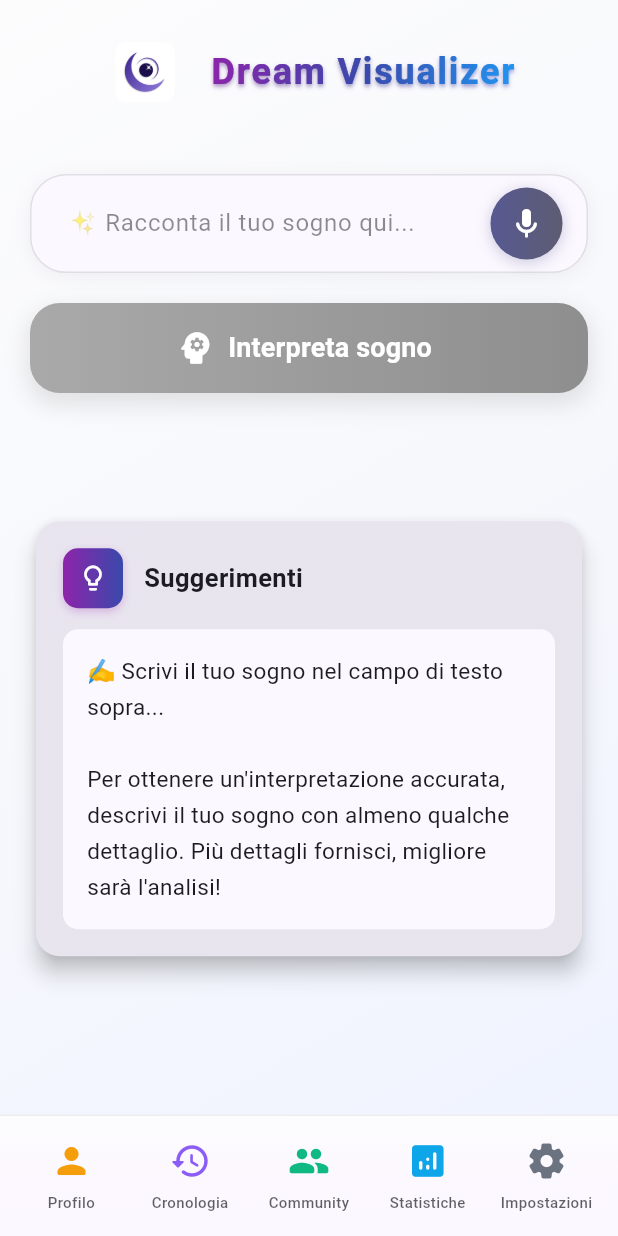
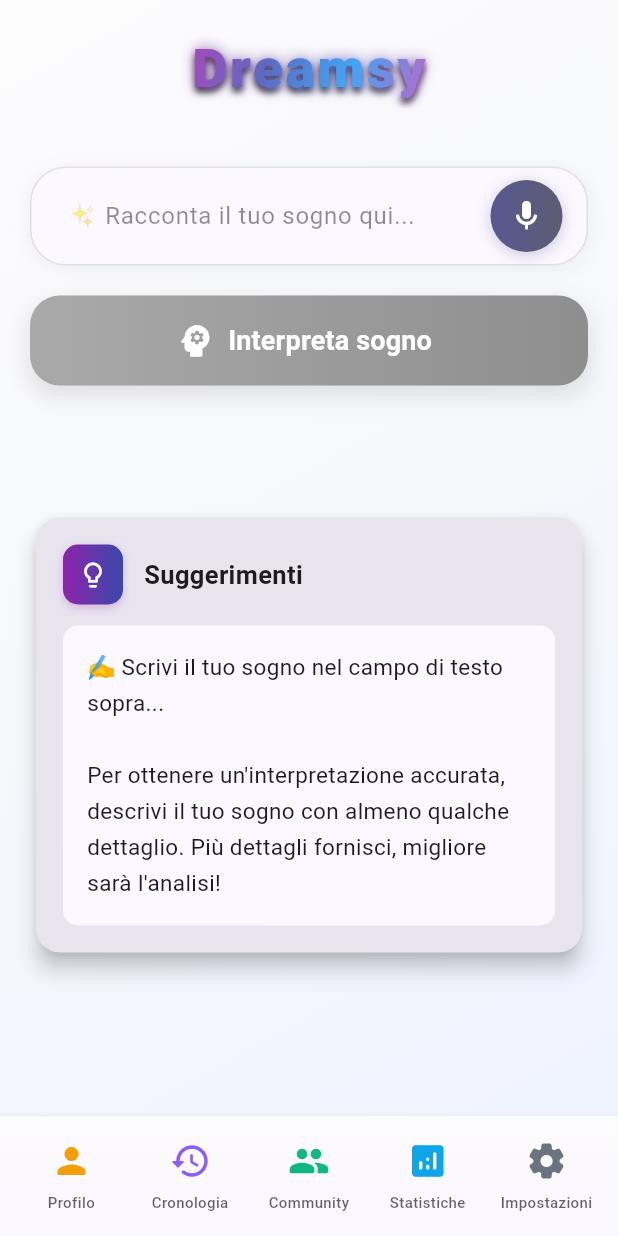
Before and after one commit to gianfrizio/Dream-Visualizer, a Flutter app: the screen it shows after launch, on a phone screen of 412 x 824 dp. Run offline on Flutter 3.47's test engine with Material 3 defaults, Android fonts, the light colour scheme and no system bars; our stand-ins replace cloud_firestore, firebase_auth, fl_chart, local_auth, share_plus, shared_preferences and 1 more; missing offline and left inert: encrypt; accounts and stored records are empty; statements that could not run were skipped.

Commit message:
Major UI overhaul: App rebranding to Dreamsy with spectacular header and adaptive icons
- Rebranded app from Dream Visualizer to Dreamsy
- Created spectacular header with gradient rainbow text effects
- Added adaptive icon support with custom background/foreground
- Enhanced text styling with advanced shadows and ShaderMask
- Updated app name across all platforms (Android, iOS)
- Improved localization for new branding
- Removed icon clutter from header for cleaner design
- Implemented theme-adaptive styling for better visibility

```diff
--- a/lib/l10n/app_localizations.dart
+++ b/lib/l10n/app_localizations.dart
@@ -15,7 +15,7 @@ class AppLocalizations {
   // Traduzioni per l'app
   static final Map<String, Map<String, String>> _localizedValues = {
     'it': {
-      'appTitle': 'Dream Visualizer',
+      'appTitle': 'Dreamsy',
       'dreamInterpretation': 'Interpretazione dei Sogni',
       'tapToRecord': 'Pronto per registrare',
       'recording': 'Registrazione in corso...',
@@ -314,7 +314,8 @@ class AppLocalizations {
       'languageSelection': 'Selezione Lingua',
       'about': 'Informazioni',
       'appVersion': 'Versione App',
-      'aboutAppDescription': 'Dream Visualizer ti aiuta a interpretare e visualizzare i tuoi sogni usando l\'intelligenza artificiale.',
+      'aboutAppDescription':
+          'Dream Visualizer ti aiuta a interpretare e visualizzare i tuoi sogni usando l\'intelligenza artificiale.',
 
       // Profile page sections - Italian
       'personalInfo': 'Informazioni Personali',
@@ -327,10 +328,13 @@ class AppLocalizations {
       'appInfoAndVersion': 'Informazioni sull\'app e versione',
 
       // Profile dialog messages - Italian
-      'personalInfoDialog': 'Questa funzionalità sarà disponibile presto per permetterti di modificare le tue informazioni personali.',
-      'privacySettingsDialog': 'Gestisci le tue impostazioni di privacy e sicurezza. Questa funzionalità sarà disponibile presto.',
+      'personalInfoDialog':
+          'Questa funzionalità sarà disponibile presto per permetterti di modificare le tue informazioni personali.',
+      'privacySettingsDialog':
+          'Gestisci le tue impostazioni di privacy e sicurezza. Questa funzionalità sarà disponibile presto.',
       'notificationSettingsTitle': 'Impostazioni Notifiche',
-      'notificationSettingsDialog': 'Personalizza le tue notifiche. Questa funzionalità sarà disponibile presto.',
+      'notificationSettingsDialog':
+          'Personalizza le tue notifiche. Questa funzionalità sarà disponibile presto.',
       'ok': 'OK',
 
       // Delete confirmation dialog - Italian
@@ -346,7 +350,7 @@ class AppLocalizations {
       'clear': 'Cancella',
     },
     'en': {
-      'appTitle': 'Dream Visualizer',
+      'appTitle': 'Dreamsy',
       'dreamInterpretation': 'Dream Interpretation',
       'tapToRecord': 'Tap to record your dream',
       'recording': 'Recording...',
@@ -641,7 +645,8 @@ class AppLocalizations {
       'languageSelection': 'Language Selection',
       'about': 'About',
       'appVersion': 'App Version',
-      'aboutAppDescription': 'Dream Visualizer helps you interpret and visualize your dreams using artificial intelligence.',
+      'aboutAppDescription':
+          'Dream Visualizer helps you interpret and visualize your dreams using artificial intelligence.',
 
       // Profile page sections - English
       'personalInfo': 'Personal Information',
@@ -654,10 +659,13 @@ class AppLocalizations {
       'appInfoAndVersion': 'App information and version',
 
       // Profile dialog messages - English
-      'personalInfoDialog': 'This feature will be available soon to allow you to edit your personal information.',
-      'privacySettingsDialog': 'Manage your privacy and security settings. This feature will be available soon.',
+      'personalInfoDialog':
+          'This feature will be available soon to allow you to edit your personal information.',
+      'privacySettingsDialog':
+          'Manage your privacy and security settings. This feature will be available soon.',
       'notificationSettingsTitle': 'Notification Settings',
-      'notificationSettingsDialog': 'Customize your notifications. This feature will be available soon.',
+      'notificationSettingsDialog':
+          'Customize your notifications. This feature will be available soon.',
       'ok': 'OK',
 
       // Delete confirmation dialog - English
@@ -977,15 +985,18 @@ class AppLocalizations {
   String get privacySecurity => translate('privacySecurity');
   String get managePrivacySettings => translate('managePrivacySettings');
   String get notifications => translate('notifications');
-  String get manageNotificationSettings => translate('manageNotificationSettings');
+  String get manageNotificationSettings =>
+      translate('manageNotificationSettings');
   String get aboutApp => translate('aboutApp');
   String get appInfoAndVersion => translate('appInfoAndVersion');
 
   // Profile dialog messages getters
   String get personalInfoDialog => translate('personalInfoDialog');
   String get privacySettingsDialog => translate('privacySettingsDialog');
-  String get notificationSettingsTitle => translate('notificationSettingsTitle');
-  String get notificationSettingsDialog => translate('notificationSettingsDialog');
+  String get notificationSettingsTitle =>
+      translate('notificationSettingsTitle');
+  String get notificationSettingsDialog =>
+      translate('notificationSettingsDialog');
   String get ok => translate('ok');
 
   // Delete confirmation dialog getters
--- a/lib/main.dart
+++ b/lib/main.dart
@@ -71,7 +71,7 @@ class DreamApp extends StatelessWidget {
       listenable: Listenable.merge([languageService, themeService]),
       builder: (context, child) {
         return MaterialApp(
-          title: 'Dream Visualizer',
+          title: 'Dreamsy',
           debugShowCheckedModeBanner: false,
           locale: languageService.currentLocale,
           localizationsDelegates: const [
@@ -611,7 +611,6 @@ class _DreamHomePageState extends State<DreamHomePage> {
     }
   }
 
-
   @override
   Widget build(BuildContext context) {
     final theme = Theme.of(context);
@@ -646,73 +645,48 @@ class _DreamHomePageState extends State<DreamHomePage> {
           child: SafeArea(
             child: Column(
               children: [
-                // Header con logo e titolo centrati
+                // Header con titolo centrato
                 Container(
                   padding: const EdgeInsets.all(20),
-                  child: Row(
-                    mainAxisAlignment: MainAxisAlignment.center,
-                    children: [
-                      Container(
-                        padding: const EdgeInsets.all(8),
-                        decoration: BoxDecoration(
-                          color: theme.brightness == Brightness.dark
-                              ? Colors.white.withOpacity(0.1)
-                              : Colors.transparent,
-                          borderRadius: BorderRadius.circular(12),
-                          boxShadow: theme.brightness == Brightness.dark
-                              ? [
-                                  BoxShadow(
-                                    color: Colors.black.withOpacity(0.1),
-                                    blurRadius: 8,
-                                    offset: const Offset(0, 4),
-                                  ),
-                                ]
-                              : [],
-                        ),
-                        child: ClipRRect(
-                          borderRadius: BorderRadius.circular(8),
-                          child: Image.asset(
-                            'assets/icon/app_icon.png',
-                            width: 40,
-                            height: 40,
-                            fit: BoxFit.cover,
-                          ),
-                        ),
-                      ),
-                      const SizedBox(width: 16),
-                      ShaderMask(
+                  child: Center(
+                    child: ShaderMask(
                       shaderCallback: (bounds) => LinearGradient(
                         colors: [
-                            Colors.purple.shade600,
-                            Colors.indigo.shade600,
-                            Colors.blue.shade500,
+                          Colors.purple.shade400,
+                          Colors.indigo.shade400,
+                          Colors.blue.shade400,
+                          Colors.purple.shade300,
                         ],
                         begin: Alignment.topLeft,
                         end: Alignment.bottomRight,
                       ).createShader(bounds),
                       child: Text(
-                          'Dream Visualizer',
+                        'Dreamsy',
                         style: TextStyle(
-                            fontSize: 24,
-                            fontWeight: FontWeight.bold,
+                          fontSize: 36,
+                          fontWeight: FontWeight.w900,
                           color: Colors.white,
-                            letterSpacing: 1.2,
+                          letterSpacing: 2.0,
                           shadows: [
                             Shadow(
-                                offset: const Offset(0, 2),
-                                blurRadius: 4,
-                                color: Colors.purple.withOpacity(0.3),
+                              offset: const Offset(0, 3),
+                              blurRadius: 6,
+                              color: Colors.black.withOpacity(0.8),
                             ),
                             Shadow(
-                                offset: const Offset(0, 1),
-                                blurRadius: 2,
-                                color: Colors.indigo.withOpacity(0.2),
+                              offset: const Offset(0, 0),
+                              blurRadius: 12,
+                              color: Colors.purple.withOpacity(0.6),
+                            ),
+                            Shadow(
+                              offset: const Offset(2, 2),
+                              blurRadius: 3,
+                              color: Colors.white.withOpacity(0.3),
                             ),
                           ],
                         ),
                       ),
                     ),
-                    ],
                   ),
                 ),
 
@@ -759,15 +733,13 @@ class _DreamHomePageState extends State<DreamHomePage> {
         ), // Chiusura Container e GestureDetector
       ), // Chiusura body
       bottomNavigationBar: _buildBottomMenu(theme, localizations),
-      resizeToAvoidBottomInset: false, // Evita che il menu si muova con la tastiera
+      resizeToAvoidBottomInset:
+          false, // Evita che il menu si muova con la tastiera
     );
   }
 
   // Bottom Menu fisso integrato con lo sfondo
-  Widget _buildBottomMenu(
-    ThemeData theme,
-    AppLocalizations localizations,
-  ) {
+  Widget _buildBottomMenu(ThemeData theme, AppLocalizations localizations) {
     return Container(
       decoration: BoxDecoration(
         gradient: LinearGradient(
@@ -802,7 +774,8 @@ class _DreamHomePageState extends State<DreamHomePage> {
                     _textFieldFocusNode.unfocus();
                     Navigator.of(context).push(
                       MaterialPageRoute(
-                        builder: (context) => ProfilePage(themeService: widget.themeService),
+                        builder: (context) =>
+                            ProfilePage(themeService: widget.themeService),
                       ),
                     );
                   },
@@ -874,7 +847,8 @@ class _DreamHomePageState extends State<DreamHomePage> {
                     _textFieldFocusNode.unfocus();
                     Navigator.of(context).push(
                       MaterialPageRoute(
-                        builder: (context) => SettingsPage(themeService: widget.themeService),
+                        builder: (context) =>
+                            SettingsPage(themeService: widget.themeService),
                       ),
                     );
                   },
@@ -905,11 +879,7 @@ class _DreamHomePageState extends State<DreamHomePage> {
           mainAxisSize: MainAxisSize.min,
           mainAxisAlignment: MainAxisAlignment.center,
           children: [
-            Icon(
-              icon,
-              color: color,
-              size: 28,
-            ),
+            Icon(icon, color: color, size: 28),
             const SizedBox(height: 6),
             Text(
               label,
@@ -1132,7 +1102,8 @@ class _DreamHomePageState extends State<DreamHomePage> {
             ],
           ),
           child: ElevatedButton.icon(
-            onPressed: _isTextValidForInterpretation() ? () {
+            onPressed: _isTextValidForInterpretation()
+                ? () {
                     // Naviga alla pagina di interpretazione
                     Navigator.of(context).push(
                       MaterialPageRoute(
@@ -1142,7 +1113,8 @@ class _DreamHomePageState extends State<DreamHomePage> {
                         ),
                       ),
                     );
-            } : null,
+                  }
+                : null,
             style: ElevatedButton.styleFrom(
               backgroundColor: Colors.transparent,
               shadowColor: Colors.transparent,
@@ -1165,8 +1137,6 @@ class _DreamHomePageState extends State<DreamHomePage> {
             ),
           ),
         ),
-
-
       ],
     );
   }
@@ -1255,8 +1225,6 @@ class _DreamHomePageState extends State<DreamHomePage> {
       ),
     );
   }
-
-
 
   Widget _buildDreamImageCard(ThemeData theme, AppLocalizations localizations) {
     return Card(
--- a/lib/pages/dream_interpretation_page.dart
+++ b/lib/pages/dream_interpretation_page.dart
@@ -16,7 +16,8 @@ class DreamInterpretationPage extends StatefulWidget {
   });
 
   @override
-  State<DreamInterpretationPage> createState() => _DreamInterpretationPageState();
+  State<DreamInterpretationPage> createState() =>
+      _DreamInterpretationPageState();
 }
 
 class _DreamInterpretationPageState extends State<DreamInterpretationPage>
@@ -49,13 +50,12 @@ class _DreamInterpretationPageState extends State<DreamInterpretationPage>
       vsync: this,
     );
 
-    _sleepAnimation = Tween<double>(
-      begin: 0.8,
-      end: 1.1,
-    ).animate(CurvedAnimation(
+    _sleepAnimation = Tween<double>(begin: 0.8, end: 1.1).animate(
+      CurvedAnimation(
         parent: _sleepAnimationController,
         curve: Curves.easeInOut,
-    ));
+      ),
+    );
 
     _fadeAnimation = Tween<double>(
       begin: 0.0,
@@ -104,7 +104,6 @@ class _DreamInterpretationPageState extends State<DreamInterpretationPage>
 
       // Salva automaticamente il sogno
       await _saveDreamAutomatically(interpretation, image);
-
     } catch (e) {
       setState(() {
         _interpretation = "Errore durante l'interpretazione: $e";
@@ -115,7 +114,10 @@ class _DreamInterpretationPageState extends State<DreamInterpretationPage>
     }
   }
 
-  Future<void> _saveDreamAutomatically(String interpretation, String imageUrl) async {
+  Future<void> _saveDreamAutomatically(
+    String interpretation,
+    String imageUrl,
+  ) async {
     try {
       final dream = SavedDream(
         id: DateTime.now().millisecondsSinceEpoch.toString(),
@@ -163,14 +165,8 @@ class _DreamInterpretationPageState extends State<DreamInterpretationPage>
             begin: Alignment.topCenter,
             end: Alignment.bottomCenter,
             colors: theme.brightness == Brightness.light
-                ? [
-                    const Color(0xFFF8F9FF),
-                    const Color(0xFFE8EAFF),
-                  ]
-                : [
-                    const Color(0xFF0F172A),
-                    const Color(0xFF1E293B),
-                  ],
+                ? [const Color(0xFFF8F9FF), const Color(0xFFE8EAFF)]
+                : [const Color(0xFF0F172A), const Color(0xFF1E293B)],
           ),
         ),
         child: _isComplete
@@ -180,7 +176,10 @@ class _DreamInterpretationPageState extends State<DreamInterpretationPage>
     );
   }
 
-  Widget _buildLoadingAnimation(ThemeData theme, AppLocalizations localizations) {
+  Widget _buildLoadingAnimation(
+    ThemeData theme,
+    AppLocalizations localizations,
+  ) {
     return Center(
       child: Column(
         mainAxisAlignment: MainAxisAlignment.center,
@@ -231,7 +230,9 @@ class _DreamInterpretationPageState extends State<DreamInterpretationPage>
             height: 60,
             child: CircularProgressIndicator(
               strokeWidth: 4,
-              valueColor: AlwaysStoppedAnimation<Color>(theme.colorScheme.primary),
+              valueColor: AlwaysStoppedAnimation<Color>(
+                theme.colorScheme.primary,
+              ),
             ),
           ),
 
@@ -250,7 +251,10 @@ class _DreamInterpretationPageState extends State<DreamInterpretationPage>
     );
   }
 
-  Widget _buildCompletedInterpretation(ThemeData theme, AppLocalizations localizations) {
+  Widget _buildCompletedInterpretation(
+    ThemeData theme,
+    AppLocalizations localizations,
+  ) {
     return FadeTransition(
       opacity: _fadeAnimation,
       child: SingleChildScrollView(
@@ -369,9 +373,7 @@ class _DreamInterpretationPageState extends State<DreamInterpretationPage>
                           color: theme.colorScheme.surfaceVariant,
                           borderRadius: BorderRadius.circular(16),
                         ),
-                        child: const Center(
-                          child: CircularProgressIndicator(),
-                        ),
+                        child: const Center(child: CircularProgressIndicator()),
                       );
                     },
                     errorBuilder: (context, error, stackTrace) {
--- a/lib/pages/profile_page.dart
+++ b/lib/pages/profile_page.dart
@@ -82,10 +82,7 @@ class ProfilePage extends StatelessWidget {
       padding: const EdgeInsets.all(24),
       decoration: BoxDecoration(
         gradient: LinearGradient(
-          colors: [
-            theme.colorScheme.primary,
-            theme.colorScheme.secondary,
-          ],
+          colors: [theme.colorScheme.primary, theme.colorScheme.secondary],
         ),
         borderRadius: BorderRadius.circular(20),
       ),
@@ -157,11 +154,7 @@ class ProfilePage extends StatelessWidget {
                   color: color.withOpacity(0.1),
                   borderRadius: BorderRadius.circular(12),
                 ),
-                child: Icon(
-                  icon,
-                  color: color,
-                  size: 24,
-                ),
+                child: Icon(icon, color: color, size: 24),
               ),
               const SizedBox(width: 16),
               Expanded(
@@ -199,7 +192,11 @@ class ProfilePage extends StatelessWidget {
     );
   }
 
-  void _showPersonalInfoDialog(BuildContext context, ThemeData theme, AppLocalizations localizations) {
+  void _showPersonalInfoDialog(
+    BuildContext context,
+    ThemeData theme,
+    AppLocalizations localizations,
+  ) {
     showDialog(
       context: context,
       builder: (context) => AlertDialog(
@@ -215,7 +212,11 @@ class ProfilePage extends StatelessWidget {
     );
   }
 
-  void _showPrivacySettings(BuildContext context, ThemeData theme, AppLocalizations localizations) {
+  void _showPrivacySettings(
+    BuildContext context,
+    ThemeData theme,
+    AppLocalizations localizations,
+  ) {
     showDialog(
       context: context,
       builder: (context) => AlertDialog(
@@ -231,7 +232,11 @@ class ProfilePage extends StatelessWidget {
     );
   }
 
-  void _showNotificationSettings(BuildContext context, ThemeData theme, AppLocalizations localizations) {
+  void _showNotificationSettings(
+    BuildContext context,
+    ThemeData theme,
+    AppLocalizations localizations,
+  ) {
     showDialog(
       context: context,
       builder: (context) => AlertDialog(
--- a/pubspec.yaml
+++ b/pubspec.yaml
@@ -1,5 +1,5 @@
 name: dream_visualizer
-description: Dream Visualizer - AI-powered dream interpretation app
+description: Dreamsy - AI-powered dream interpretation app
 publish_to: 'none'
 version: 0.1.0
 
```
Also changed, not shown: lib/pages/settings_page.dart (+5 -4 lines), assets/icon/adaptive/background.png (added), assets/icon/adaptive/foreground.png (added), 15 other files. Lines whose indentation alone changed are shown as unchanged.
